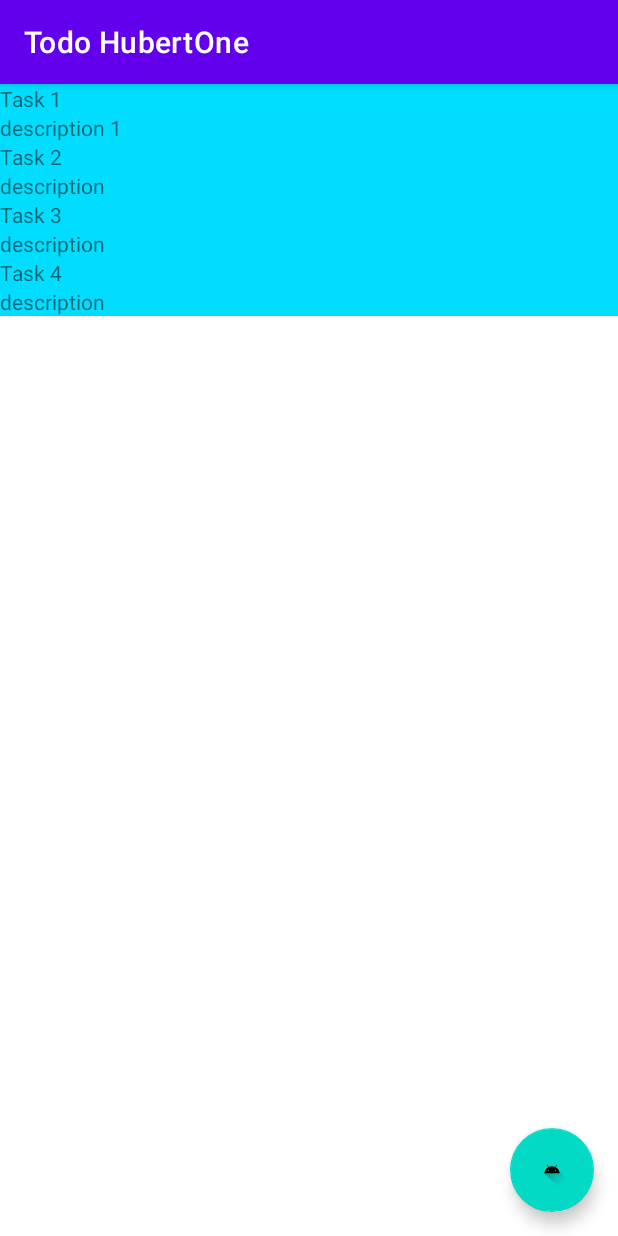
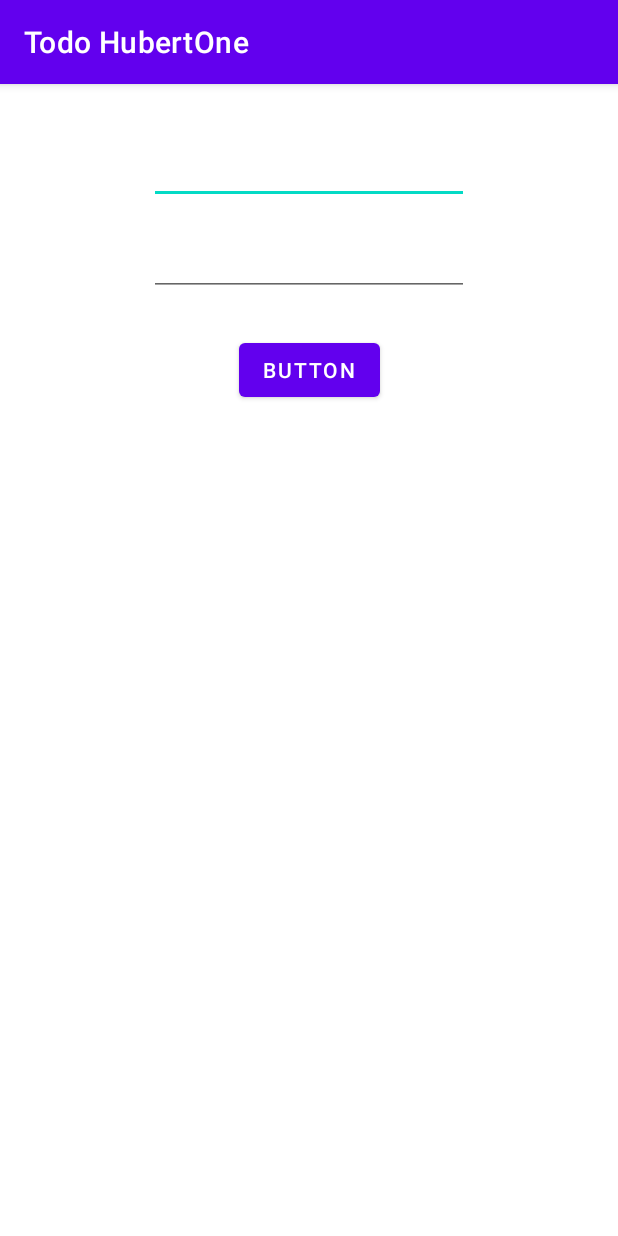
Before and after one commit to HubertTruong/TodoHubertOne, an Android app: the screen it shows after launch (MainActivity before the commit, FormActivity after it), after a tap on an icon or button, on a phone screen of 412 x 824 dp. Run offline under Robolectric (Android 15) with nearby library versions, the phone set to English and light mode, and no system bars.

Commit message:
TP2 done

```diff
--- a/app/src/main/AndroidManifest.xml
+++ b/app/src/main/AndroidManifest.xml
@@ -10,6 +10,9 @@
         android:supportsRtl="true"
         android:theme="@style/Theme.TodoHubertOne">
         <activity
+            android:name=".form.FormActivity"
+            android:exported="false" />
+        <activity
             android:name=".MainActivity"
             android:exported="true">
             <intent-filter>
--- /dev/null
+++ b/app/src/main/java/com/hubert/todo/form/FormActivity.kt
@@ -0,0 +1,34 @@
+package com.hubert.todo.form
+
+import android.content.Intent
+import androidx.appcompat.app.AppCompatActivity
+import android.os.Bundle
+import android.widget.Button
+import android.widget.EditText
+import com.google.android.material.floatingactionbutton.FloatingActionButton
+import com.hubert.todo.R
+import com.hubert.todo.tasklist.Task
+import java.util.*
+
+class FormActivity : AppCompatActivity() {
+    override fun onCreate(savedInstanceState: Bundle?) {
+        super.onCreate(savedInstanceState)
+        setContentView(R.layout.activity_form)
+        val task = intent.getSerializableExtra("task") as? Task
+        val editTextTitle = findViewById<EditText>(R.id.editTextTitle)
+        val editTextDescription = findViewById<EditText>(R.id.editTextDescription)
+        val validateButton = findViewById<Button>(R.id.buttonValidate)
+
+        val id = task?.id ?: UUID.randomUUID().toString()
+        editTextTitle.setText(task?.title)
+        editTextDescription.setText(task?.description)
+
+        validateButton.setOnClickListener {
+            val newTask = Task(id = id, title = editTextTitle.text.toString(), description = editTextDescription.text.toString())
+            intent.putExtra("task", newTask)
+            setResult(RESULT_OK, intent)
+            finish()
+        }
+
+    }
+}
--- a/app/src/main/java/com/hubert/todo/tasklist/Task.kt
+++ b/app/src/main/java/com/hubert/todo/tasklist/Task.kt
@@ -6,4 +6,4 @@ data class Task(
     val id : String,
     val title : String,
     val description: String = "description"
-)
+) : java.io.Serializable
--- a/app/src/main/java/com/hubert/todo/tasklist/TaskListAdapter.kt
+++ b/app/src/main/java/com/hubert/todo/tasklist/TaskListAdapter.kt
@@ -3,6 +3,7 @@ package com.hubert.todo.tasklist
 import android.view.LayoutInflater
 import android.view.View
 import android.view.ViewGroup
+import android.widget.ImageButton
 import android.widget.TextView
 import androidx.recyclerview.widget.RecyclerView
 import com.hubert.todo.R
@@ -10,6 +11,10 @@ import com.hubert.todo.R
 class TaskListAdapter : RecyclerView.Adapter<TaskListAdapter.TaskViewHolder>() {
 
     var currentList: List<Task> = emptyList()
+    // Déclaration de la variable lambda dans l'adapter:
+    var onClickDelete: (Task) -> Unit = {}
+    var onClickEdit: (Task) -> Unit = {}
+
 
     // on utilise `inner` ici afin d'avoir accès aux propriétés de l'adapter directement
     inner class TaskViewHolder(itemView: View) : RecyclerView.ViewHolder(itemView) {
@@ -18,6 +23,15 @@ class TaskListAdapter : RecyclerView.Adapter<TaskListAdapter.TaskViewHolder>() {
             titleTextView.text = task.title
             val descTextView = itemView.findViewById<TextView>(R.id.task_description)
             descTextView.text = task.description
+            val deleteButton = itemView.findViewById<ImageButton>(R.id.imageButtonDelete)
+            deleteButton.setOnClickListener {
+                onClickDelete(task)
+            }
+            val editButton = itemView.findViewById<ImageButton>(R.id.imageButtonEdit)
+            editButton.setOnClickListener {
+                onClickEdit(task)
+            }
+
         }
     }
 
--- a/app/src/main/java/com/hubert/todo/tasklist/TaskListFragment.kt
+++ b/app/src/main/java/com/hubert/todo/tasklist/TaskListFragment.kt
@@ -1,13 +1,17 @@
 package com.hubert.todo.tasklist
 
+import android.content.Intent
 import android.os.Bundle
 import android.view.LayoutInflater
 import android.view.View
 import android.view.ViewGroup
+import android.widget.ImageButton
+import androidx.activity.result.contract.ActivityResultContracts
 import androidx.fragment.app.Fragment
 import androidx.recyclerview.widget.RecyclerView
 import com.google.android.material.floatingactionbutton.FloatingActionButton
 import com.hubert.todo.R
+import com.hubert.todo.form.FormActivity
 import java.util.*
 
 class TaskListFragment : Fragment() {
@@ -17,6 +21,20 @@ class TaskListFragment : Fragment() {
         Task(id = "id_2", title = "Task 2"),
         Task(id = "id_3", title = "Task 3")
     )
+
+    val createTask = registerForActivityResult(ActivityResultContracts.StartActivityForResult()) { result ->
+        val task = result.data?.getSerializableExtra("task") as Task? ?: return@registerForActivityResult
+        taskList = taskList + task
+        refreshAdapter()
+    }
+
+    val editTask = registerForActivityResult(ActivityResultContracts.StartActivityForResult()) { result ->
+        val newTask = result.data?.getSerializableExtra("task") as? Task
+        taskList = taskList.map {
+            if (it.id == newTask?.id) newTask else it
+        }
+        refreshAdapter()
+    }
 
     private val adapter = TaskListAdapter()
 
@@ -37,9 +55,20 @@ class TaskListFragment : Fragment() {
 
         val addButton = view.findViewById<FloatingActionButton>(R.id.floatingActionButton)
         addButton.setOnClickListener {
-            val newTask = Task(id = UUID.randomUUID().toString(), title = "Task ${taskList.size + 1}")
-            taskList = taskList + newTask
+            val intent = Intent(context, FormActivity::class.java)
+            createTask.launch(intent)
+        }
+
+        // "implémentation" de la lambda dans le fragment:
+        adapter.onClickDelete = { task ->
+            taskList = taskList - task
             refreshAdapter()
+        }
+
+        adapter.onClickEdit = { task ->
+            val intent = Intent(context, FormActivity::class.java)
+            intent.putExtra("task", task)
+            editTask.launch(intent)
         }
 
     }
--- /dev/null
+++ b/app/src/main/res/layout/activity_form.xml
@@ -0,0 +1,44 @@
+<?xml version="1.0" encoding="utf-8"?>
+<androidx.constraintlayout.widget.ConstraintLayout xmlns:android="http://schemas.android.com/apk/res/android"
+    xmlns:app="http://schemas.android.com/apk/res-auto"
+    xmlns:tools="http://schemas.android.com/tools"
+    android:layout_width="match_parent"
+    android:layout_height="match_parent"
+    tools:context=".form.FormActivity">
+
+    <EditText
+        android:id="@+id/editTextTitle"
+        android:layout_width="wrap_content"
+        android:layout_height="wrap_content"
+        android:layout_marginTop="32dp"
+        android:ems="10"
+        android:inputType="textPersonName"
+        android:minHeight="48dp"
+        android:text="Name"
+        app:layout_constraintEnd_toEndOf="parent"
+        app:layout_constraintStart_toStartOf="parent"
+        app:layout_constraintTop_toTopOf="parent" />
+
+    <EditText
+        android:id="@+id/editTextDescription"
+        android:layout_width="wrap_content"
+        android:layout_height="wrap_content"
+        android:layout_marginTop="16dp"
+        android:ems="10"
+        android:inputType="textPersonName"
+        android:text="Name"
+        app:layout_constraintStart_toStartOf="@+id/editTextTitle"
+        app:layout_constraintTop_toBottomOf="@+id/editTextTitle" />
+
+    <Button
+        android:id="@+id/buttonValidate"
+        android:layout_width="wrap_content"
+        android:layout_height="wrap_content"
+        android:layout_marginTop="25dp"
+        android:text="Button"
+        app:layout_constraintEnd_toEndOf="parent"
+        app:layout_constraintStart_toStartOf="parent"
+        app:layout_constraintTop_toBottomOf="@+id/editTextDescription" />
+
+
+</androidx.constraintlayout.widget.ConstraintLayout>
--- a/build.gradle
+++ b/build.gradle
@@ -2,7 +2,7 @@
 plugins {
     id 'com.android.application' version '7.1.3' apply false
     id 'com.android.library' version '7.1.3' apply false
-    id 'org.jetbrains.kotlin.android' version '1.5.31' apply false
+    id 'org.jetbrains.kotlin.android' version '1.6.21' apply false
 }
 
 task clean(type: Delete) {
```
Also changed, not shown: app/src/main/res/layout/item_task.xml (+13 -0 lines).
